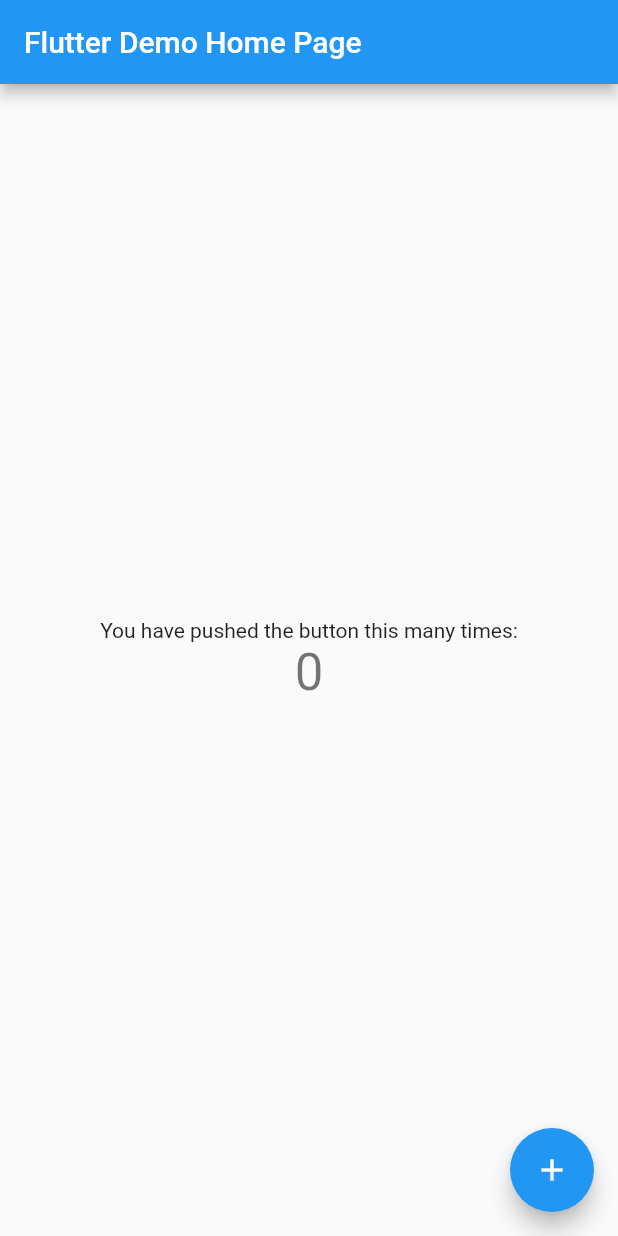
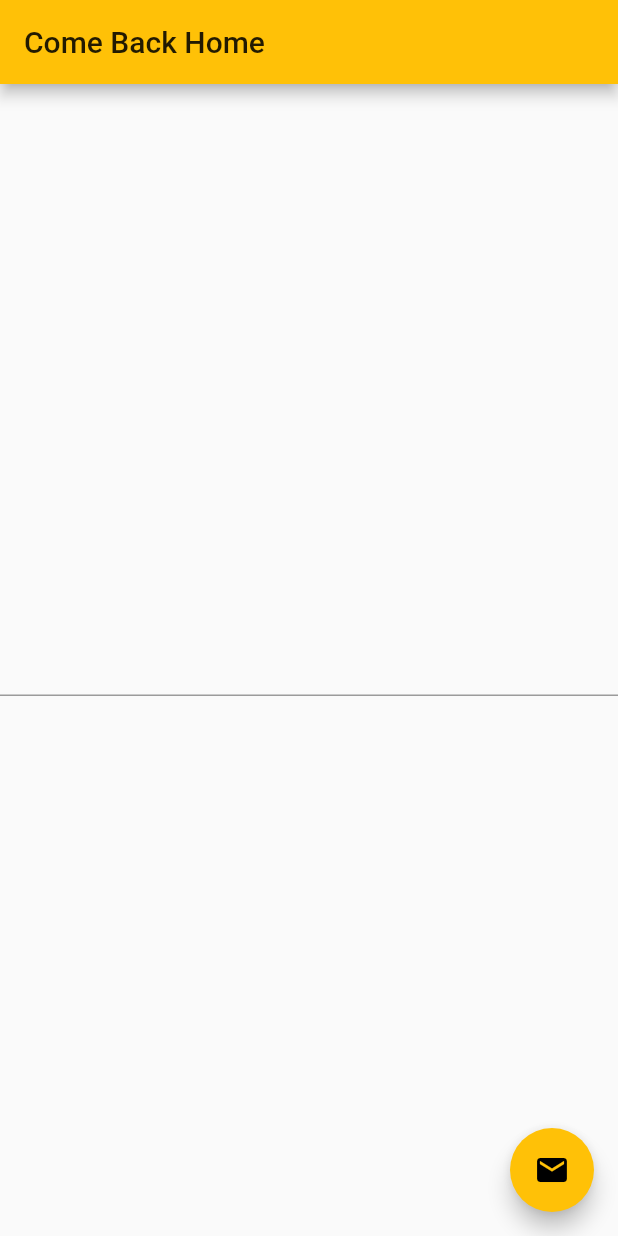
Before and after one commit to negishitakuro/come_back_home, a Flutter app: the screen it shows after launch, on a phone screen of 412 x 824 dp. Run offline on Flutter 3.47's test engine with Material 2 defaults, Android fonts, the phone set to English and light mode, and no system bars; missing offline and left inert: mailer.

Commit message:
add mail function

```diff
--- a/lib/main.dart
+++ b/lib/main.dart
@@ -1,41 +1,24 @@
 import 'package:flutter/material.dart';
+import 'package:mailer/mailer.dart';
+import 'package:mailer/smtp_server/gmail.dart';
 
 void main() => runApp(MyApp());
 
 class MyApp extends StatelessWidget {
-  // This widget is the root of your application.
   @override
   Widget build(BuildContext context) {
     return MaterialApp(
-      title: 'Flutter Demo',
+      title: 'Come Back Home',
       theme: ThemeData(
-        // This is the theme of your application.
-        //
-        // Try running your application with "flutter run". You'll see the
-        // application has a blue toolbar. Then, without quitting the app, try
-        // changing the primarySwatch below to Colors.green and then invoke
-        // "hot reload" (press "r" in the console where you ran "flutter run",
-        // or simply save your changes to "hot reload" in a Flutter IDE).
-        // Notice that the counter didn't reset back to zero; the application
-        // is not restarted.
-        primarySwatch: Colors.blue,
+        primarySwatch: Colors.amber,
       ),
-      home: MyHomePage(title: 'Flutter Demo Home Page'),
+      home: MyHomePage(title: 'Come Back Home'),
     );
   }
 }
 
 class MyHomePage extends StatefulWidget {
   MyHomePage({Key key, this.title}) : super(key: key);
-
-  // This widget is the home page of your application. It is stateful, meaning
-  // that it has a State object (defined below) that contains fields that affect
-  // how it looks.
-
-  // This class is the configuration for the state. It holds the values (in this
-  // case the title) provided by the parent (in this case the App widget) and
-  // used by the build method of the State. Fields in a Widget subclass are
-  // always marked "final".
 
   final String title;
 
@@ -44,68 +27,54 @@ class MyHomePage extends StatefulWidget {
 }
 
 class _MyHomePageState extends State<MyHomePage> {
-  int _counter = 0;
+  final String _username = 'gmail';
+  final String _password = 'password';
 
-  void _incrementCounter() {
-    setState(() {
-      // This call to setState tells the Flutter framework that something has
-      // changed in this State, which causes it to rerun the build method below
-      // so that the display can reflect the updated values. If we changed
-      // _counter without calling setState(), then the build method would not be
-      // called again, and so nothing would appear to happen.
-      _counter++;
-    });
+  void _incrementCounter() async {
+    // setState(() {
+      final smtpServer = gmail(_username, _password);
+
+      final message = new Message()
+        ..from = new Address(_username)
+        ..recipients.add('toAddress')
+        // ..ccRecipients.addAll(['destCc1@example.com', 'destCc2@example.com'])
+        // ..bccRecipients.add(new Address('bccAddress@example.com'))
+        ..subject = 'title'
+        ..text = 'message';
+
+      final sendReports = await send(message, smtpServer);
+
+      // Scaffold.of(context).showSnackBar(new SnackBar(
+      //   content: new Text('success send e-mail!'),
+      // ));
+
+    // });
   }
 
   @override
   Widget build(BuildContext context) {
-    // This method is rerun every time setState is called, for instance as done
-    // by the _incrementCounter method above.
-    //
-    // The Flutter framework has been optimized to make rerunning build methods
-    // fast, so that you can just rebuild anything that needs updating rather
-    // than having to individually change instances of widgets.
     return Scaffold(
       appBar: AppBar(
-        // Here we take the value from the MyHomePage object that was created by
-        // the App.build method, and use it to set our appbar title.
         title: Text(widget.title),
       ),
       body: Center(
-        // Center is a layout widget. It takes a single child and positions it
-        // in the middle of the parent.
         child: Column(
-          // Column is also layout widget. It takes a list of children and
-          // arranges them vertically. By default, it sizes itself to fit its
-          // children horizontally, and tries to be as tall as its parent.
-          //
-          // Invoke "debug painting" (press "p" in the console, choose the
-          // "Toggle Debug Paint" action from the Flutter Inspector in Android
-          // Studio, or the "Toggle Debug Paint" command in Visual Studio Code)
-          // to see the wireframe for each widget.
-          //
-          // Column has various properties to control how it sizes itself and
-          // how it positions its children. Here we use mainAxisAlignment to
-          // center the children vertically; the main axis here is the vertical
-          // axis because Columns are vertical (the cross axis would be
-          // horizontal).
           mainAxisAlignment: MainAxisAlignment.center,
           children: <Widget>[
-            Text(
-              'You have pushed the button this many times:',
-            ),
-            Text(
-              '$_counter',
-              style: Theme.of(context).textTheme.display1,
-            ),
+            TextField(),
           ],
         ),
       ),
-      floatingActionButton: FloatingActionButton(
-        onPressed: _incrementCounter,
-        tooltip: 'Increment',
-        child: Icon(Icons.add),
-      ), // This trailing comma makes auto-formatting nicer for build methods.
+
+      floatingActionButton: new Builder(
+        builder: (BuildContext context) {
+          return FloatingActionButton(
+            onPressed: _incrementCounter,
+            tooltip: 'send e-mail',
+            child: Icon(Icons.mail),
+          );
+        }
+      )
     );
   }
 }
--- a/pubspec.yaml
+++ b/pubspec.yaml
@@ -19,6 +19,7 @@ dependencies:
   # The following adds the Cupertino Icons font to your application.
   # Use with the CupertinoIcons class for iOS style icons.
   cupertino_icons: ^0.1.2
+  mailer: ^2.0.2
 
 dev_dependencies:
   flutter_test:
```
Also changed, not shown: 1 other file.
